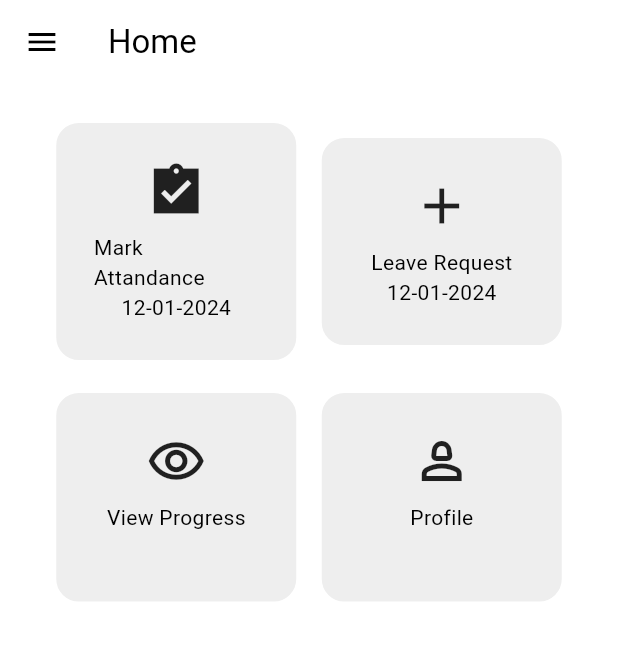
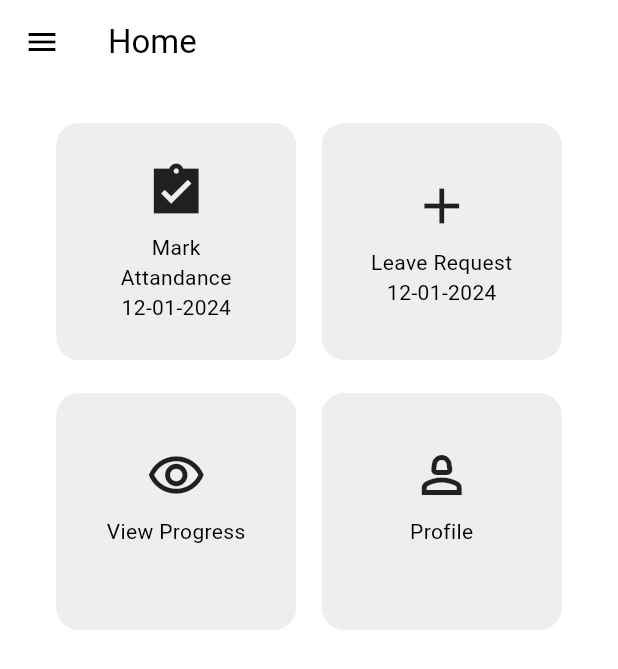
Before and after one commit to waleedrehman31/flutter_management_system_app, a Flutter app: the screen it shows once a user with an empty profile is signed in, on a phone screen of 412 x 824 dp. Shown: the top 669 px of the screen. Run offline on Flutter 3.47's test engine with Material 3 defaults, Android fonts, the phone set to English and light mode, and no system bars; our stand-ins replace cloud_firestore, firebase_auth, firebase_core; accounts and stored records are empty.

Commit message:
fix sqaure tile ui

```diff
--- a/lib/components/square_tile.dart
+++ b/lib/components/square_tile.dart
@@ -18,6 +18,7 @@ class SquareTile extends StatelessWidget {
     return GestureDetector(
       onTap: onTap,
       child: Container(
+        height: 160,
         width: 162,
         padding: const EdgeInsets.all(25),
         decoration: BoxDecoration(
@@ -25,6 +26,7 @@ class SquareTile extends StatelessWidget {
           borderRadius: BorderRadius.circular(16),
           color: Colors.grey[200],
         ),
+        child: Center(
           child: Column(
             mainAxisSize: MainAxisSize.min,
             children: [
@@ -35,9 +37,15 @@ class SquareTile extends StatelessWidget {
               const SizedBox(
                 height: 8.0,
               ),
-            Text(text),
+              Center(
+                child: Text(
+                  text,
+                  textAlign: TextAlign.center,
+                ),
+              ),
               Text(date),
             ],
+          ),
         ),
         // child: Image.asset(
         //   imagePath,
```
Lines whose indentation alone changed are shown as unchanged.
